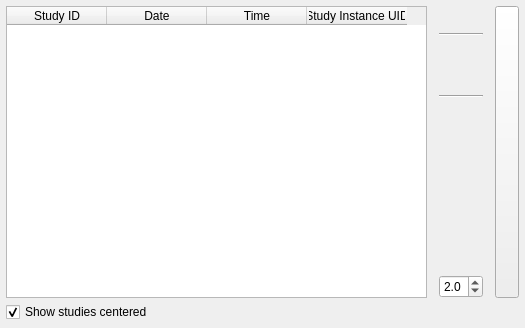
Old version of the form Resources/UI/qSlicerLongPETCTStudySelectionWidget.ui in the repository paulcm/LongitudinalPETCT.
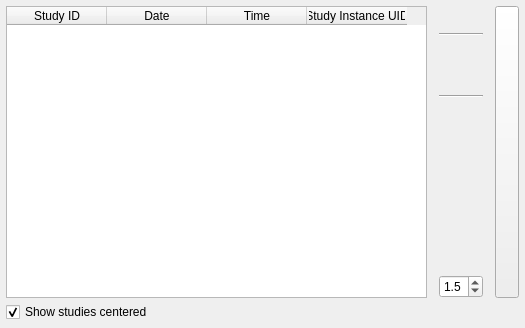
New version of the form. Icons and pictures are not drawn. Custom widgets are drawn as their Qt base class.

Commit message: ENH: Set default opacity pow to 1.5 from 2.0

```diff
--- a/Resources/UI/qSlicerLongPETCTStudySelectionWidget.ui
+++ b/Resources/UI/qSlicerLongPETCTStudySelectionWidget.ui
@@ -214,7 +214,7 @@
            <double>0.100000000000000</double>
           </property>
           <property name="value">
-           <double>2.000000000000000</double>
+           <double>1.500000000000000</double>
           </property>
          </widget>
         </item>
```
